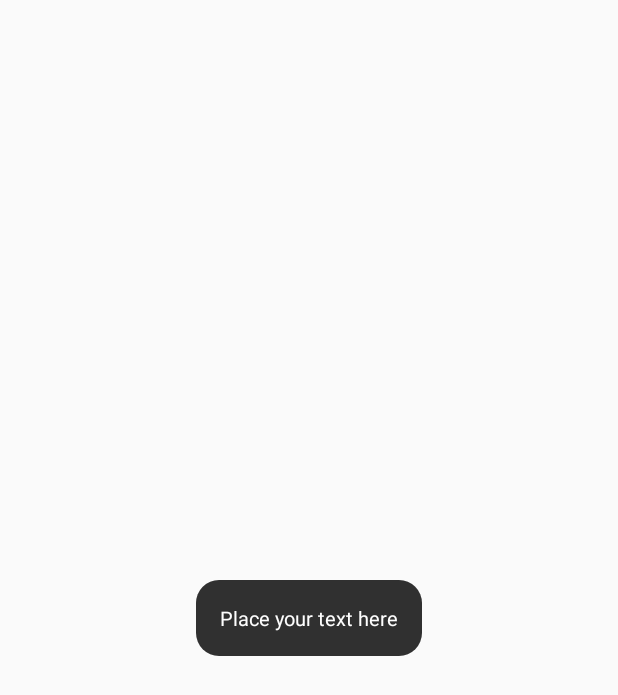
After one commit to picassos-developers/mynta-console-build, an Android app: the layout toasto_layout.xml on its own in the app's theme, with its tools: preview values and no code run, on a phone screen of 412 x 824 dp. The commit adds this screen. Shown: the top 695 px of the screen. Run offline under Robolectric (Android 15) with nearby library versions, the phone set to English and light mode, and no system bars; network calls fail.

Commit message:
* Commit

```diff
--- a/app/src/main/java/app/mynta/console/android/activities/MainActivity.java
+++ b/app/src/main/java/app/mynta/console/android/activities/MainActivity.java
@@ -37,6 +37,7 @@ import app.mynta.console.android.libraries.showcaseview.config.Gravity;
 import app.mynta.console.android.sharedPreferences.ConsolePreferences;
 import app.mynta.console.android.sheets.ProjectOptionsBottomSheetModal;
 import app.mynta.console.android.utils.Helper;
+import app.mynta.console.android.utils.To;
 import app.mynta.console.android.utils.Toasto;
 
 import app.mynta.console.android.R;
@@ -85,6 +86,9 @@ public class MainActivity extends AppCompatActivity implements ProjectOptionsBot
         consolePreferences = new ConsolePreferences(this);
 
         setContentView(R.layout.activity_main);
+
+        To to = new To(this);
+        to.show();
 
         // get instance
         app = App.getInstance();
--- /dev/null
+++ b/app/src/main/res/layout/toasto_layout.xml
@@ -0,0 +1,34 @@
+<RelativeLayout xmlns:android="http://schemas.android.com/apk/res/android"
+    xmlns:tools="http://schemas.android.com/tools"
+    android:id="@id/custom_toast"
+    android:layout_width="wrap_content"
+    android:layout_height="wrap_content"
+    android:layout_alignParentTop="true"
+    android:alpha="0.86"
+    android:layout_gravity="center"
+    android:background="@drawable/toast_dark"
+    android:paddingStart="36dp"
+    android:paddingEnd="36dp">
+
+    <RelativeLayout
+        android:layout_width="wrap_content"
+        android:layout_height="wrap_content"
+        android:layout_centerVertical="true"
+        android:layout_marginTop="36dp"
+        android:layout_marginBottom="36dp"
+        tools:ignore="UselessParent">
+
+        <TextView
+            android:id="@id/toast_text"
+            android:layout_width="wrap_content"
+            android:layout_height="wrap_content"
+            android:layout_alignParentStart="true"
+            android:layout_centerVertical="true"
+            android:text="Place your text here"
+            android:textColor="?color_light_separate"
+            android:textSize="13sp"
+            tools:ignore="HardcodedText" />
+
+    </RelativeLayout>
+
+</RelativeLayout>
```
Also changed, not shown: app/src/main/java/app/mynta/console/android/utils/To.java (added, +52 -0 lines).
